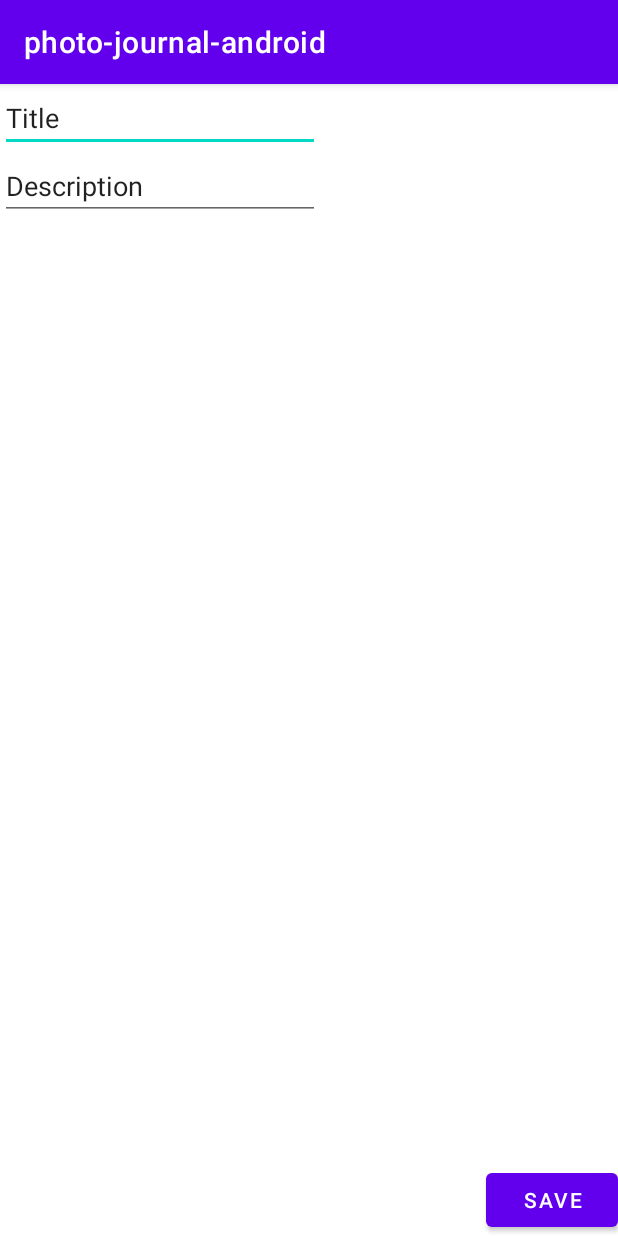
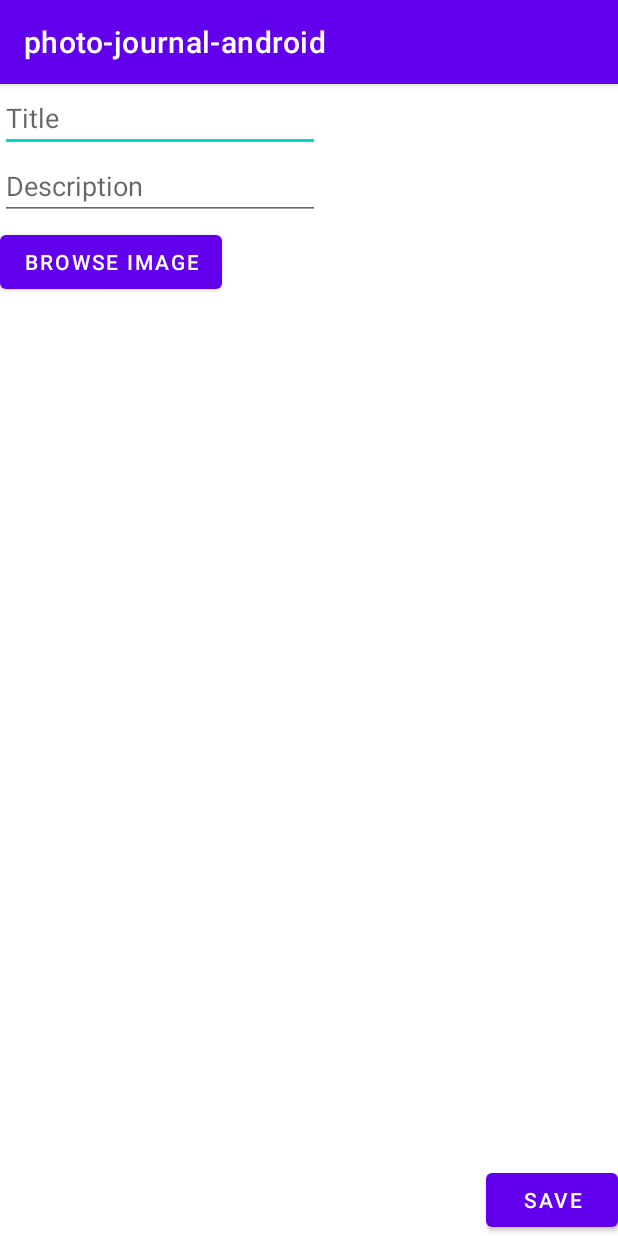
Before and after one commit to blubberbu/photo-journal-android, an Android app: the AddEntryActivity screen opened directly, with no data from a screen before it, on a phone screen of 412 x 824 dp. Run offline under Robolectric (Android 15) with nearby library versions, the phone set to English and light mode, and no system bars.

Commit message:
Add placeholder on textViews

```diff
--- a/app/src/main/res/layout/activity_add_entry.xml
+++ b/app/src/main/res/layout/activity_add_entry.xml
@@ -12,7 +12,7 @@
         android:layout_height="wrap_content"
         android:ems="10"
         android:inputType="textPersonName"
-        android:text="Title"
+        android:hint="Title"
         app:layout_constraintStart_toStartOf="parent"
         app:layout_constraintTop_toTopOf="parent" />
 
@@ -23,7 +23,7 @@
         android:ems="10"
         android:gravity="start|top"
         android:inputType="textMultiLine"
-        android:text="Description"
+        android:hint="Description"
         app:layout_constraintStart_toStartOf="parent"
         app:layout_constraintTop_toBottomOf="@+id/editTextTitle" />
 
@@ -43,4 +43,13 @@
         app:layout_constraintTop_toBottomOf="@+id/editTextDesc"
         tools:srcCompat="@tools:sample/avatars" />
 
+    <Button
+        android:id="@+id/btnBrowseImage"
+        android:layout_width="wrap_content"
+        android:layout_height="wrap_content"
+        android:layout_marginTop="4dp"
+        android:text="Browse image"
+        app:layout_constraintTop_toBottomOf="@+id/imageView"
+        tools:layout_editor_absoluteX="0dp" />
+
 </androidx.constraintlayout.widget.ConstraintLayout>
```
